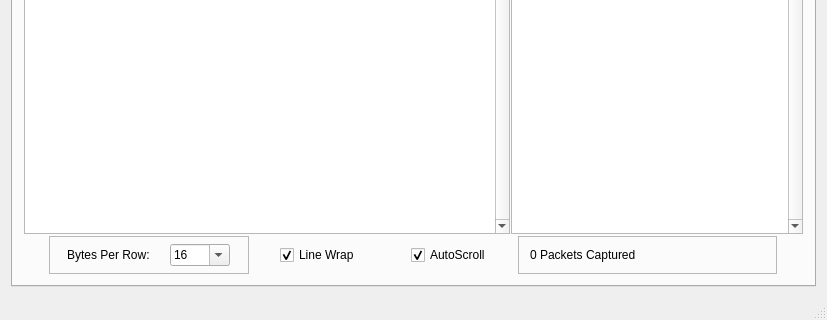
This is exileSniffer/exileSniffer.ui in ncatlin/exileSniffer as Qt 5 draws it before an edit; both pictures show x 0 to 827 and y 353 to 673 of the 827 by 673 pixel window. The edited form follows.
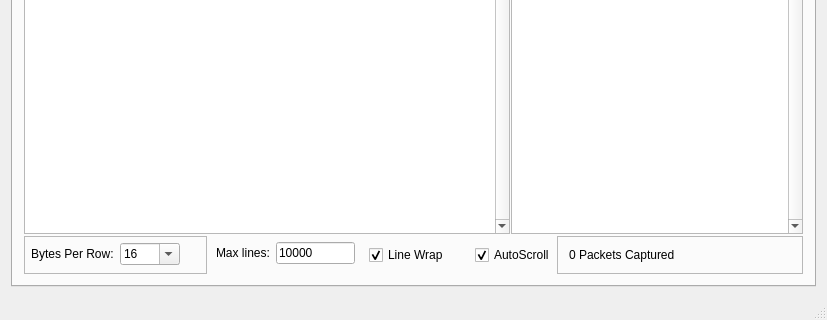
This is the edited form. The open tabs and pages were chosen to show the change. Custom widgets are drawn as their Qt base class.

Commit message: implementation and saving of a maximum lines limit for the raw stream. removed filtering due to changes in decoded tab

```diff
--- a/exileSniffer/exileSniffer.ui
+++ b/exileSniffer/exileSniffer.ui
@@ -735,7 +735,7 @@
            <widget class="QFrame" name="bytesPerRowFrame">
             <property name="maximumSize">
              <size>
-              <width>200</width>
+              <width>183</width>
               <height>16777215</height>
              </size>
             </property>
@@ -745,15 +745,15 @@
             <property name="frameShadow">
              <enum>QFrame::Raised</enum>
             </property>
-            <layout class="QHBoxLayout" name="horizontalLayout_2">
-             <property name="spacing">
+            <layout class="QFormLayout" name="formLayout_5">
+             <property name="verticalSpacing">
               <number>0</number>
              </property>
              <property name="leftMargin">
-              <number>0</number>
+              <number>6</number>
              </property>
              <property name="topMargin">
-              <number>0</number>
+              <number>6</number>
              </property>
              <property name="rightMargin">
               <number>0</number>
@@ -761,7 +761,7 @@
              <property name="bottomMargin">
               <number>0</number>
              </property>
-             <item>
+             <item row="0" column="0">
               <widget class="QLabel" name="bytesRowLael">
                <property name="maximumSize">
                 <size>
@@ -774,7 +774,7 @@
                </property>
               </widget>
              </item>
-             <item>
+             <item row="0" column="1">
               <widget class="QComboBox" name="bytesRowCombo">
                <property name="maximumSize">
                 <size>
@@ -810,6 +810,65 @@
             </layout>
            </widget>
           </item>
+          <item>
+           <widget class="QFrame" name="horizontalFrame_3">
+            <property name="maximumSize">
+             <size>
+              <width>150</width>
+              <height>16777215</height>
+             </size>
+            </property>
+            <layout class="QFormLayout" name="formLayout">
+             <property name="verticalSpacing">
+              <number>0</number>
+             </property>
+             <property name="leftMargin">
+              <number>3</number>
+             </property>
+             <property name="topMargin">
+              <number>6</number>
+             </property>
+             <property name="rightMargin">
+              <number>4</number>
+             </property>
+             <property name="bottomMargin">
+              <number>0</number>
+             </property>
+             <item row="0" column="0">
+              <widget class="QLabel" name="label_7">
+               <property name="maximumSize">
+                <size>
+                 <width>60</width>
+                 <height>16777215</height>
+                </size>
+               </property>
+               <property name="text">
+                <string>Max lines:</string>
+               </property>
+              </widget>
+             </item>
+             <item row="0" column="1">
+              <widget class="QLineEdit" name="maxRawLinesEdit">
+               <property name="minimumSize">
+                <size>
+                 <width>0</width>
+                 <height>11</height>
+                </size>
+               </property>
+               <property name="maximumSize">
+                <size>
+                 <width>79</width>
+                 <height>22</height>
+                </size>
+               </property>
+               <property name="text">
+                <string>10000</string>
+               </property>
+              </widget>
+             </item>
+            </layout>
+           </widget>
+          </item>
           <item>
            <widget class="QCheckBox" name="rawLinewrapCheck">
             <property name="maximumSize">
```
Left out of the diff: 27 changed lines with no effect on the pictures. The commit also changes 4 other files.
